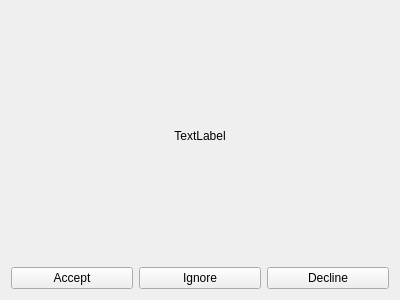
Before: the Qt Designer form drawofferwindow.ui in K1Tony/chess, drawn with Qt 5.
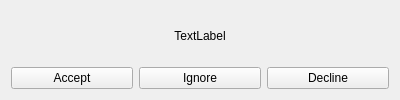
After: the same form once the commit is applied. Icons and pictures are not drawn.

The edit to the form file:
```diff
--- a/drawofferwindow.ui
+++ b/drawofferwindow.ui
@@ -7,7 +7,7 @@
     <x>0</x>
     <y>0</y>
     <width>400</width>
-    <height>300</height>
+    <height>100</height>
    </rect>
   </property>
   <property name="windowTitle">
```
Left out of the diff: 5 changed lines with no effect on the pictures.
